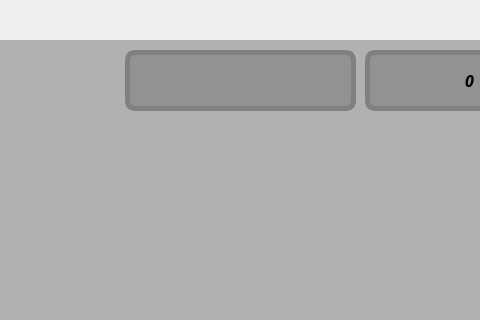
Old version of the form mainwidget.ui in the repository bstee615/project; both pictures show x 395 to 875 and y 0 to 320 of the 1024 by 768 pixel window.
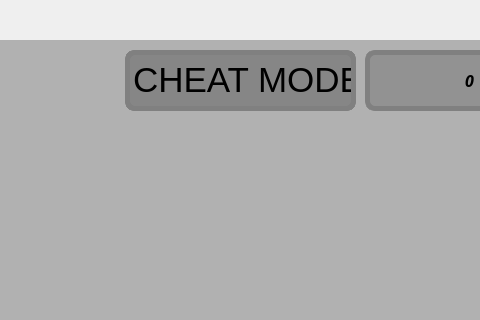
New version of the form. Icons and pictures are not drawn.

Commit message: Fixed enemies and cheat mode

Diff of the .ui file:
```diff
--- a/mainwidget.ui
+++ b/mainwidget.ui
@@ -296,6 +296,29 @@
      <string/>
     </property>
    </widget>
+   <widget class="QLabel" name="lblCheat">
+    <property name="geometry">
+     <rect>
+      <x>480</x>
+      <y>10</y>
+      <width>231</width>
+      <height>61</height>
+     </rect>
+    </property>
+    <property name="styleSheet">
+     <string notr="true">border-width: 5px;
+border-color: gray;
+border-style: solid;
+border-radius: 10px;
+background-color: rgba(128, 128, 128, 160);</string>
+    </property>
+    <property name="text">
+     <string>&lt;html&gt;&lt;head/&gt;&lt;body&gt;&lt;p align=&quot;center&quot;&gt;&lt;span style=&quot; font-size:26pt;&quot;&gt;CHEAT MODE&lt;/span&gt;&lt;/p&gt;&lt;/body&gt;&lt;/html&gt;</string>
+    </property>
+    <property name="indent">
+     <number>-4</number>
+    </property>
+   </widget>
    <zorder>lblBackground</zorder>
    <zorder>lblTimeLeft</zorder>
    <zorder>lblPowerups</zorder>
@@ -309,6 +332,7 @@
    <zorder>lblLife1</zorder>
    <zorder>lblScore</zorder>
    <zorder>PBpause</zorder>
+   <zorder>lblCheat</zorder>
   </widget>
  </widget>
  <layoutdefault spacing="6" margin="11"/>
```
The commit also changes 7 other files.
